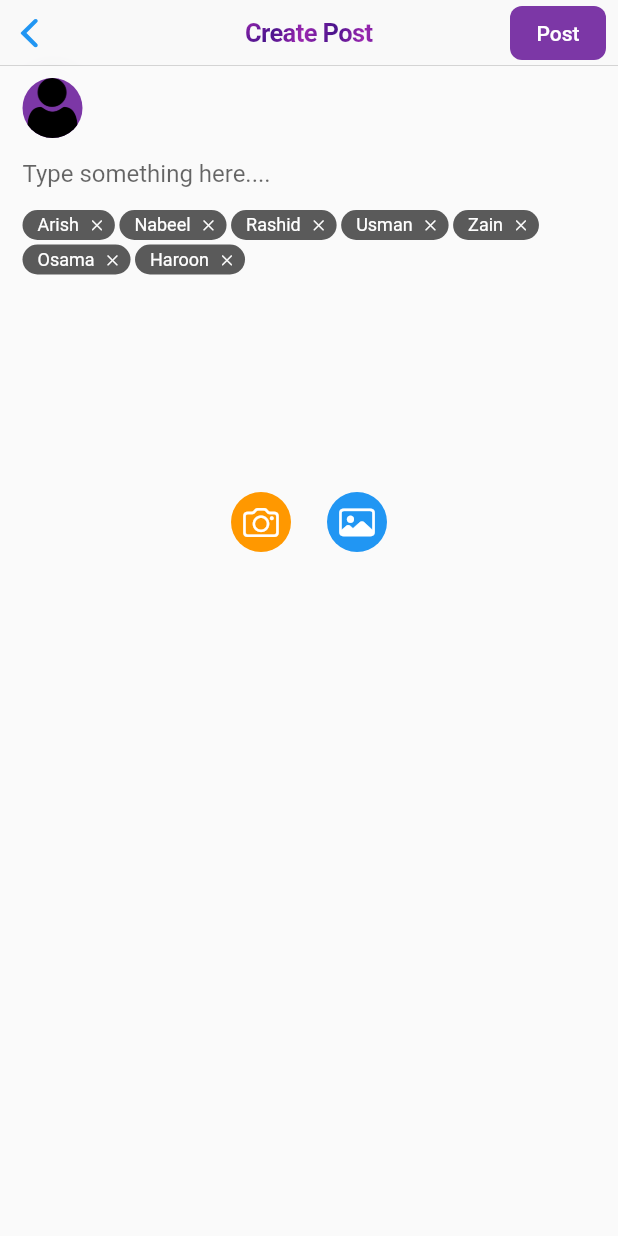
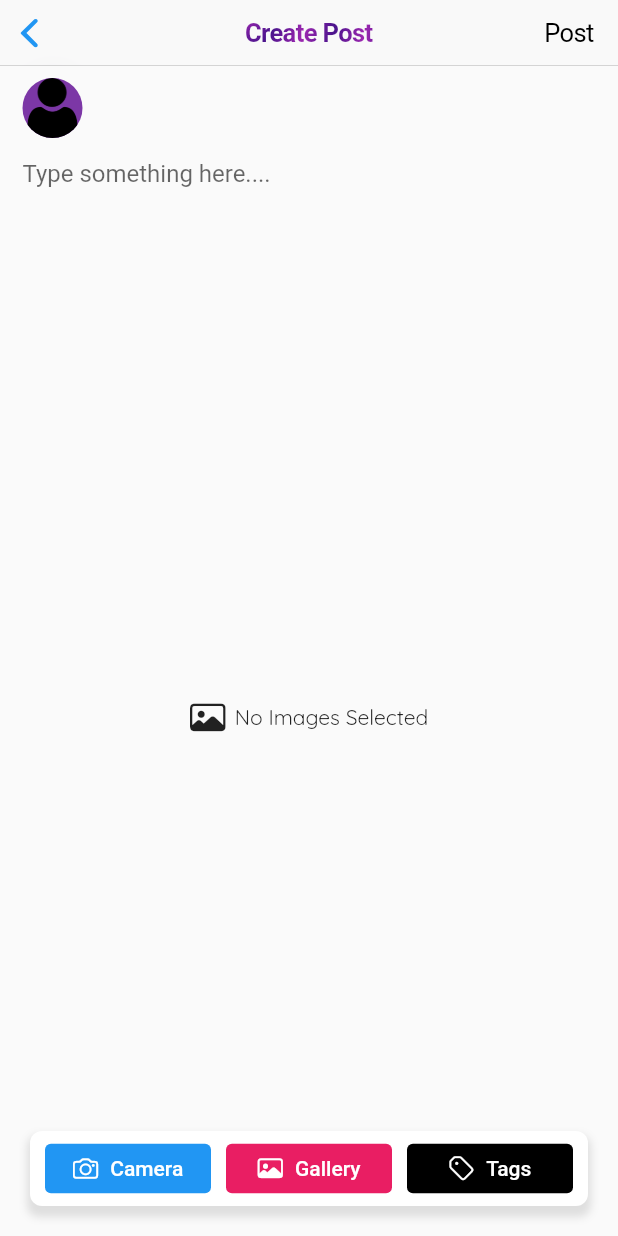
Before and after one commit to SparcoT/foodee_app, a Flutter app: the CreatePostPage screen opened by its route, on a phone screen of 412 x 824 dp. Run offline on Flutter 3.47's test engine with Material 2 defaults, Android fonts, the phone set to English and light mode, and no system bars; our stand-ins replace built_collection, dio, file_picker, firebase_messaging, flutter_svg, google_fonts and 3 more; missing offline and left inert: group_list_view, openapi; accounts and stored records are empty; generated files the repository leaves out were written again.

Commit message:
Create post page completed

```diff
--- a/lib/src/ui/pages/posts/create-post_page.dart
+++ b/lib/src/ui/pages/posts/create-post_page.dart
@@ -1,15 +1,19 @@
 import 'dart:io';
 import 'package:dio/dio.dart';
+import 'package:file_picker/file_picker.dart';
 import 'package:flutter/cupertino.dart';
 import 'package:flutter/material.dart';
 import 'package:foodee/src/base/assets.dart';
+import 'package:foodee/src/base/nav.dart';
 import 'package:foodee/src/base/theme.dart';
 import 'package:foodee/src/data/data.dart';
 import 'package:built_collection/built_collection.dart';
 import 'package:foodee/src/services/lazy-task_service.dart';
+import 'package:foodee/src/ui/modals/confirmation_dialog.dart';
 import 'package:foodee/src/ui/modals/information_dialog.dart';
-import 'package:foodee/src/ui/views/image-picker_widget.dart';
+import 'package:foodee/src/ui/pages/posts/tags_page.dart';
 import 'package:foodee/src/ui/widgets/shader_Text.dart';
+import 'package:image_picker/image_picker.dart';
 import 'package:openapi/openapi.dart';
 
 class CreatePostPage extends StatefulWidget {
@@ -19,6 +23,9 @@ class CreatePostPage extends StatefulWidget {
 
 class _CreatePostPageState extends State<CreatePostPage> {
   final _textController = TextEditingController();
+  List<User> _selectedUsers = [];
+
+  // List<File> images;
 
   Widget head() {
     return Row(
@@ -29,7 +36,9 @@ class _CreatePostPageState extends State<CreatePostPage> {
               ? AssetImage(AppAssets.user)
               : NetworkImage(AppData().getImage()),
         ),
-        postTitleContainer(title: AppData().getName()),
+        postTitleContainer(
+          title: AppData().getName(),
+        ),
       ],
     );
   }
@@ -37,9 +46,38 @@ class _CreatePostPageState extends State<CreatePostPage> {
   Widget postTitleContainer({String title}) {
     return Container(
       margin: EdgeInsets.only(left: 10),
-      child: ShaderText(
-        shaderText: title,
-        style: TextStyle(fontSize: 20, fontWeight: FontWeight.bold),
+      child: RichText(
+        text: TextSpan(
+          text: title,
+          style: TextStyle(
+            fontSize: 20,
+            fontWeight: FontWeight.bold,
+            color: AppTheme.primaryColor,
+          ),
+          children: [
+            if (_selectedUsers.isNotEmpty) ...[
+              TextSpan(
+                text: ' is with',
+                style: TextStyle(
+                  color: Colors.grey,
+                  fontSize: 13,
+                ),
+              ),
+              ..._selectedUsers
+                  .map<TextSpan>(
+                    (e) => TextSpan(
+                      text:
+                          ' ${e.firstName}${e != _selectedUsers.last ? ',' : ''}',
+                      style: TextStyle(
+                        // color: Colors.black,
+                        fontSize: 14,
+                      ),
+                    ),
+                  )
+                  .toList(),
+            ]
+          ],
+        ),
       ),
     );
   }
@@ -52,28 +90,16 @@ class _CreatePostPageState extends State<CreatePostPage> {
     return Scaffold(
       key: _scaffoldKey,
       appBar: CupertinoNavigationBar(
-        padding: EdgeInsetsDirectional.zero,
+        // padding: EdgeInsetsDirectional.zero,
         middle: ShaderText(
           shaderText: "Create Post",
         ),
-        trailing: Padding(
-          padding: EdgeInsets.only(right: 8),
-          child: TextButton(
-            child: Text(
-              "Post",
-              style: TextStyle(color: Colors.white),
-            ),
-            style: TextButton.styleFrom(
-              backgroundColor: AppTheme.primaryColor,
-              shape: RoundedRectangleBorder(
-                  borderRadius: BorderRadius.circular(8)),
-            ),
-            onPressed: _addPost,
+        trailing: GestureDetector(
+          child: Text('Post'),
+          onTap: _addPost,
         ),
       ),
-      ),
-      body: SingleChildScrollView(
-        child: Padding(
+      body: Padding(
         padding: const EdgeInsets.symmetric(horizontal: 15, vertical: 8),
         child: Column(
           crossAxisAlignment: CrossAxisAlignment.start,
@@ -87,35 +113,161 @@ class _CreatePostPageState extends State<CreatePostPage> {
                 hintText: 'Type something here....',
               ),
             ),
-              Wrap(
-                spacing: 3,
-                runSpacing: 3,
-                children: [
-                  TaggedUser(name: 'Arish'),
-                  TaggedUser(name: 'Nabeel'),
-                  TaggedUser(name: 'Rashid'),
-                  TaggedUser(name: 'Usman'),
-                  TaggedUser(name: 'Zain'),
-                  TaggedUser(name: 'Osama'),
-                  TaggedUser(name: 'Haroon'),
-                ],
+            if (_images.isEmpty) ...[
+              Expanded(
+                child: Row(
+                  mainAxisAlignment: MainAxisAlignment.center,
+                  children: <Widget>[
+                    Icon(CupertinoIcons.photo),
+                    Padding(
+                      padding: EdgeInsets.symmetric(horizontal: 3),
                     ),
-              Padding(
-                padding: const EdgeInsets.symmetric(vertical: 15.0),
-                child: SizedBox(
-                  height: 300,
-                  width: MediaQuery.of(context).size.width,
-                  child: ImagePickerWidget(
-                    images: _images,
-                    onChanged: (value) => _images = value,
-                  ),
+                    Text(
+                      'No Images Selected',
+                      style: TextStyle(
+                        fontFamily: 'Quicksand',
+                        fontWeight: FontWeight.w400,
                       ),
                     ),
                   ],
                 ),
               ),
+            ] else ...[
+              Expanded(
+                child: GridView.builder(
+                  gridDelegate: SliverGridDelegateWithFixedCrossAxisCount(
+                    crossAxisCount: 2,
+                  ),
+                  itemCount: _images.length,
+                  itemBuilder: (context, i) => GestureDetector(
+                    onLongPress: () async {
+                      if (await openConfirmationDialog(
+                        context: context,
+                        content: 'Are you sure you want to delete',
+                        title: 'Delete Image',
+                      )) {
+                        _images.removeAt(i);
+                        setState(() {});
+                      }
+                    },
+                    child: Container(
+                      height: 300,
+                      margin: const EdgeInsets.all(5),
+                      decoration: BoxDecoration(
+                        borderRadius: BorderRadius.circular(10),
+                        image: DecorationImage(
+                          image: FileImage(
+                            _images[i],
+                          ),
+                          fit: BoxFit.cover,
+                        ),
+                      ),
+                    ),
+                  ),
+                ),
+              ),
+            ]
+          ],
+        ),
+      ),
+      bottomSheet: Container(
+        height: 50,
+        decoration: BoxDecoration(
+          borderRadius: BorderRadius.circular(8),
+          color: Colors.white,
+          boxShadow: [
+            BoxShadow(
+              color: Colors.grey.withOpacity(0.3),
+              spreadRadius: 2,
+              blurRadius: 4,
+              offset: Offset(0, 5),
+            ),
+          ],
+        ),
+        margin: EdgeInsets.all(20),
+        padding: EdgeInsets.symmetric(horizontal: 10),
+        child: Row(
+          children: [
+            Expanded(
+              child: bottomNavButton(
+                CupertinoIcons.photo_camera,
+                'Camera',
+                _imgFromCamera,
+                Colors.blue,
+              ),
+            ),
+            SizedBox(width: 10),
+            Expanded(
+              child: bottomNavButton(
+                CupertinoIcons.photo,
+                'Gallery',
+                _imgFromGallery,
+                Colors.pink,
+              ),
+            ),
+            SizedBox(width: 10),
+            Expanded(
+              child: bottomNavButton(
+                CupertinoIcons.tag,
+                'Tags',
+                () {
+                  AppNavigation.to(
+                    context,
+                    TagsPage(
+                      selectedUsers: _selectedUsers,
+                      onChanged: (users) {
+                        _selectedUsers = users;
+                        setState(() {});
+                      },
                     ),
                   );
+                },
+                Colors.black,
+              ),
+            ),
+          ],
+        ),
+      ),
+    );
+  }
+
+  Widget bottomNavButton(
+      IconData icon, String text, Function onPressed, Color color) {
+    return TextButton.icon(
+      onPressed: onPressed,
+      icon: Icon(
+        icon,
+        color: Colors.white,
+        size: 17,
+      ),
+      label: Text(
+        text,
+        style: TextStyle(color: Colors.white),
+      ),
+      style: TextButton.styleFrom(
+        backgroundColor: color,
+        minimumSize: Size(17, 17),
+      ),
+    );
+  }
+
+  _imgFromCamera() async {
+    final pickedImage = await ImagePicker()
+        .getImage(source: ImageSource.camera, imageQuality: 50);
+    if (pickedImage != null)
+      setState(() {
+        _images.add(File(pickedImage.path));
+      });
+  }
+
+  _imgFromGallery() async {
+    final _result = await FilePicker.platform.pickFiles(
+      type: FileType.image,
+      allowMultiple: true,
+    );
+    setState(() {
+      _images.addAll(_result.files.map((e) => File(e.path)));
+    });
   }
 
   _addPost() async {
@@ -131,26 +283,22 @@ class _CreatePostPageState extends State<CreatePostPage> {
       context,
       () async {
         print(AppData().getUserId());
-//        var imagesUrl = [];
         final createPost = FeedWrite(
           (feed) {
             feed
               ..user = AppData().getUserId()
               ..description = _textController.text
               ..commentsCount = 0
-              ..tags = SetBuilder([])
+              ..tags = SetBuilder(_selectedUsers.isEmpty
+                  ? []
+                  : _selectedUsers.map((e) => e.id).toList())
               ..likesCount = 0;
           },
         );
-        print(createPost.description);
-        final result =
-            await Openapi().getFeedsApi().feedsCreate(data: createPost);
-        // if (result.statusCode == 201) {}
-        return result;
+        return Openapi().getFeedsApi().feedsCreate(data: createPost);
       },
       throwError: true,
     ).catchError((e) {
-      print('eeeeeeeeeeeeeeeee');
       print(e);
       var errorMessage = 'No Internet Connection';
       if (e?.response?.data != null) errorMessage = e.response.data['message'];
@@ -191,57 +339,20 @@ class _CreatePostPageState extends State<CreatePostPage> {
           ).catchError((e) {
             print(e);
           });
-          print(imageRes);
-        }
+          if (imageRes == 'Success') _pop();
+        } else
+          _pop();
       }
     }
   }
 
-// Future<Uint8List> _readFileByte(File file) async {
-//   Uint8List bytes;
-//   await file.readAsBytes().then((value) {
-//     bytes = Uint8List.fromList(value);
-//     print('reading of bytes is completed');
-//   }).catchError((onError) {
-//     print('Exception Error while reading audio from path:' +
-//         onError.toString());
-//   });
-//   return bytes;
-// }
-}
-
-class TaggedUser extends StatelessWidget {
-  final String name;
-
-  TaggedUser({this.name});
-
-  @override
-  Widget build(BuildContext context) {
-    return Container(
-      padding: EdgeInsets.fromLTRB(10, 3, 7, 3),
-      decoration: BoxDecoration(
-        borderRadius: BorderRadius.circular(25.0),
-        color: AppTheme.secondaryColor.withOpacity(0.8),
-        //      color: AppTheme.primaryColor,
-      ),
-      child: Row(
-        mainAxisSize: MainAxisSize.min,
-        children: [
-          Text(
-            name,
-            style: TextStyle(
-              color: Colors.white,
-              fontSize: 12.0,
-            ),
-          ),
-          SizedBox(width: 7),
-          Icon(
-            CupertinoIcons.clear,
-            size: 10,
-            color: Colors.white,
-          ),
-        ],
+  _pop() async {
+    ScaffoldMessenger.of(context).showSnackBar(
+      SnackBar(
+        content: Text('Post Created!'),
       ),
     );
+    await Future.delayed(Duration(seconds: 3));
+    Navigator.of(context).pop();
   }
 }
```
Lines whose indentation alone changed are shown as unchanged.
